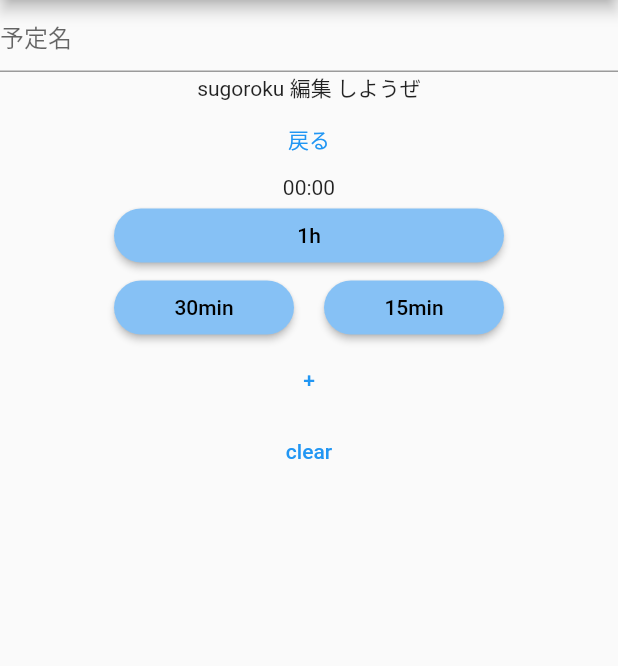
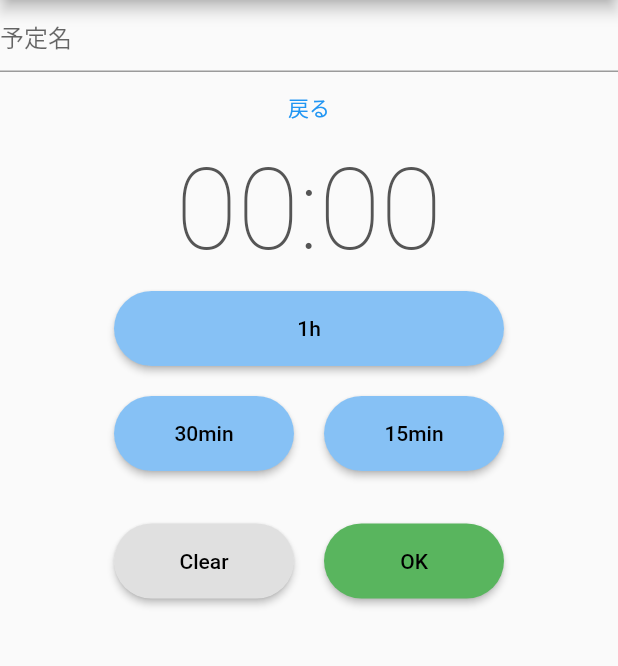
Before and after one commit to sakiso/daily_sugoroku_client, a Flutter app: the SugorokuEditPage screen opened by its route, on a phone screen of 412 x 824 dp, the part 84-750 px from its top. Run offline on Flutter 3.47's test engine with Material 2 defaults, Android fonts, the light colour scheme and no system bars; our stand-ins replace flutter_riverpod, flutter_secure_storage; accounts and stored records are empty.

Commit message:
時間入力完成

```diff
--- a/lib/constants.dart
+++ b/lib/constants.dart
@@ -1,6 +1,9 @@
 import 'package:flutter/material.dart';
 
 class Constants {
-  // todo: あとでcolor.lightblueでアクセスできるようにしたい
+  // Colors
   static Color lightBlue = const Color.fromARGB(255, 134, 193, 245);
+  static Color darkGray = const Color.fromARGB(255, 85, 85, 85);
+  static Color inactiveGray = const Color.fromARGB(255, 224, 224, 224);
+  static Color green = const Color.fromARGB(255, 89, 181, 94);
 }
--- a/lib/pages/sugoroku_edit/components/time_picker.dart
+++ b/lib/pages/sugoroku_edit/components/time_picker.dart
@@ -4,7 +4,7 @@ import 'package:flutter_riverpod/flutter_riverpod.dart';
 import '../../../constants.dart';
 
 final _requiredTimeProvider = StateProvider.autoDispose<int>((ref) => 0);
-// note: autoDispose修飾子を付けると画面がpopされたときステートも破棄される
+// note: autoDispose修飾子を付けることで画面がpopされたときステートも破棄される
 
 class TimePicker extends ConsumerWidget {
   const TimePicker({Key? key}) : super(key: key);
@@ -17,18 +17,30 @@ class TimePicker extends ConsumerWidget {
       width: 260,
       child: Column(
         children: [
-          Text(_formattedRequiredTime(_requiredTime)),
+          Text(
+            _formattedRequiredTime(_requiredTime),
+            style: TextStyle(
+                fontWeight: FontWeight.w200,
+                fontSize: 75,
+                color: Constants.darkGray),
+          ),
+          const SizedBox(
+            height: 10,
+          ),
           ElevatedButton(
             child: const Text('1h'),
             style: ElevatedButton.styleFrom(
               primary: Constants.lightBlue,
               onPrimary: Colors.black,
               shape: const StadiumBorder(),
-              fixedSize: const Size.fromWidth(double.maxFinite),
+              fixedSize: const Size(double.maxFinite, 50.0),
             ),
             onPressed: () {
               _addMinutes(ref, 60);
             },
+          ),
+          const SizedBox(
+            height: 20,
           ),
           Row(
             mainAxisAlignment: MainAxisAlignment.center,
@@ -40,7 +52,7 @@ class TimePicker extends ConsumerWidget {
                       primary: Constants.lightBlue,
                       onPrimary: Colors.black,
                       shape: const StadiumBorder(),
-                  ),
+                      fixedSize: const Size.fromHeight(50.0)),
                   onPressed: () {
                     _addMinutes(ref, 30);
                   },
@@ -56,6 +68,7 @@ class TimePicker extends ConsumerWidget {
                     primary: Constants.lightBlue,
                     onPrimary: Colors.black,
                     shape: const StadiumBorder(),
+                    fixedSize: const Size.fromHeight(50.0),
                   ),
                   onPressed: () {
                     _addMinutes(ref, 15);
@@ -64,17 +77,45 @@ class TimePicker extends ConsumerWidget {
               ),
             ],
           ),
-          TextButton(
-            onPressed: () {
-              _addMinutes(ref, 1);
-            },
-            child: const Text('+'),
+          const SizedBox(
+            height: 35,
           ),
-          TextButton(
+          Row(
+            mainAxisAlignment: MainAxisAlignment.center,
+            children: [
+              Expanded(
+                child: ElevatedButton(
+                  child: const Text('Clear'),
+                  style: ElevatedButton.styleFrom(
+                    primary: Constants.inactiveGray,
+                    onPrimary: Colors.black,
+                    shape: const StadiumBorder(),
+                    fixedSize: const Size.fromHeight(50.0),
+                  ),
                   onPressed: () {
                     _clearMinutes(ref);
                   },
-              child: const Text('clear'))
+                ),
+              ),
+              const SizedBox(
+                width: 20,
+              ),
+              Expanded(
+                child: ElevatedButton(
+                  child: const Text('OK'),
+                  style: ElevatedButton.styleFrom(
+                    primary: Constants.green,
+                    onPrimary: Colors.black,
+                    shape: const StadiumBorder(),
+                    fixedSize: const Size.fromHeight(50.0),
+                  ),
+                  onPressed: () {
+                    // todo: 押すとProvider経由でStorageにデータを保存する
+                  },
+                ),
+              ),
+            ],
+          ),
         ],
       ),
     );
@@ -82,6 +123,10 @@ class TimePicker extends ConsumerWidget {
 
   void _addMinutes(WidgetRef ref, int minutes) {
     // todo: 24:00以上になったら24:00で止まるようにする
+    final currentRequiredTime = ref.read(_requiredTimeProvider);
+    if (currentRequiredTime + minutes > 1440) {
+      return;
+    }
     ref.read(_requiredTimeProvider.notifier).update((state) => state + minutes);
   }
 
--- a/lib/pages/sugoroku_edit/sugoroku_edit_page.dart
+++ b/lib/pages/sugoroku_edit/sugoroku_edit_page.dart
@@ -23,14 +23,13 @@ class SugorokuEditPage extends StatelessWidget {
               ),
             ],
           ),
-          const Text("sugoroku 編集 しようぜ"),
           TextButton(
             onPressed: () {
               Navigator.pop(context);
             },
             child: const Text("戻る"),
           ),
-          TimePicker(),
+          const TimePicker(),
         ]),
       ),
     );
```
Lines whose indentation alone changed are shown as unchanged.
